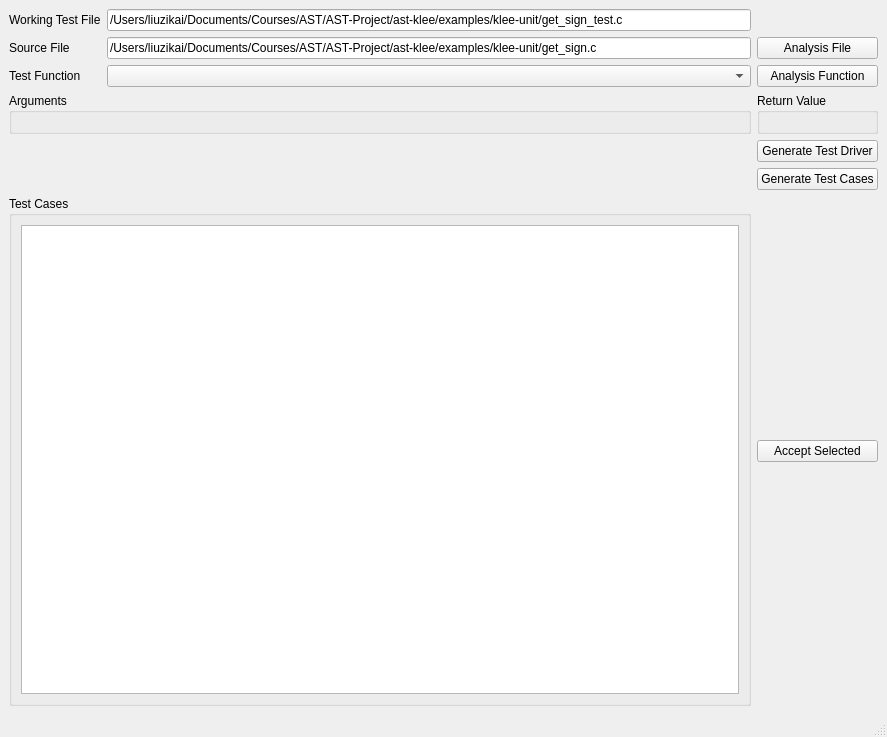
Old version of the form tools/klee-unit/mainwindow.ui in the repository liuzikai/klee-unit.
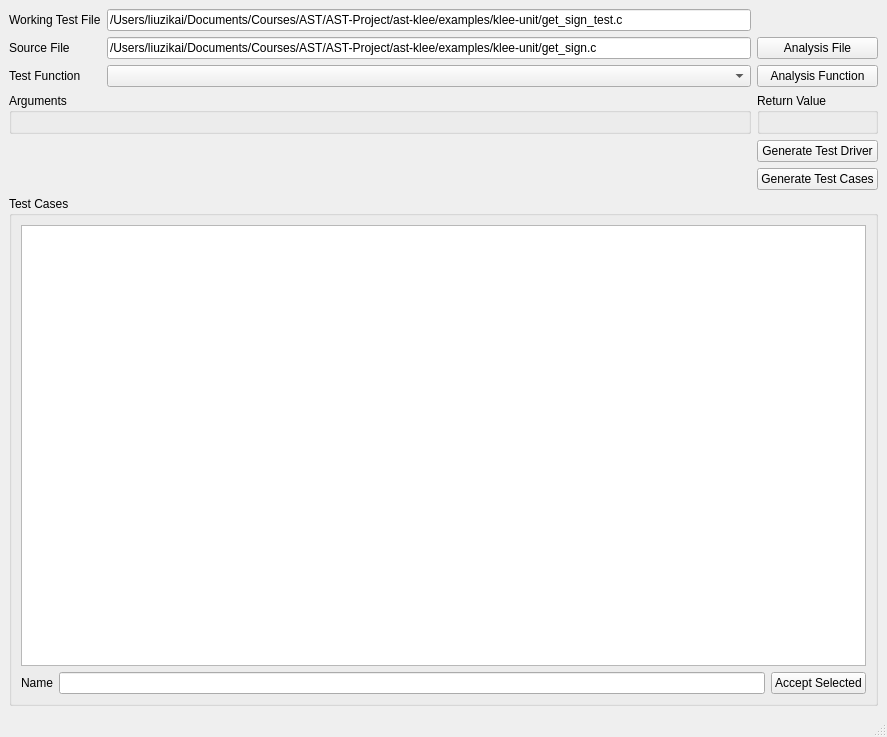
New version of the form.

```diff
--- a/tools/klee-unit/mainwindow.ui
+++ b/tools/klee-unit/mainwindow.ui
@@ -103,7 +103,7 @@
       </property>
      </widget>
     </item>
-    <item row="10" column="0" colspan="2">
+    <item row="10" column="0" colspan="3">
      <widget class="QGroupBox" name="groupTestCases">
       <property name="sizePolicy">
        <sizepolicy hsizetype="Preferred" vsizetype="Expanding">
@@ -114,20 +114,30 @@
       <property name="title">
        <string>Test Cases</string>
       </property>
-      <layout class="QVBoxLayout" name="verticalLayout">
-       <item>
+      <layout class="QGridLayout" name="gridLayout_2">
+       <item row="1" column="0">
+        <widget class="QLabel" name="labelTestName">
+         <property name="text">
+          <string>Name</string>
+         </property>
+        </widget>
+       </item>
+       <item row="1" column="2">
+        <widget class="QPushButton" name="btnAccept">
+         <property name="text">
+          <string>Accept Selected</string>
+         </property>
+        </widget>
+       </item>
+       <item row="1" column="1">
+        <widget class="QLineEdit" name="editTestName"/>
+       </item>
+       <item row="0" column="0" colspan="3">
         <widget class="QTableWidget" name="tableTests"/>
        </item>
       </layout>
      </widget>
     </item>
-    <item row="10" column="2">
-     <widget class="QPushButton" name="pushButton">
-      <property name="text">
-       <string>Accept Selected</string>
-      </property>
-     </widget>
-    </item>
    </layout>
   </widget>
   <widget class="QMenuBar" name="menubar">
```
Left out of the diff: 4 changed lines with no effect on the pictures.
